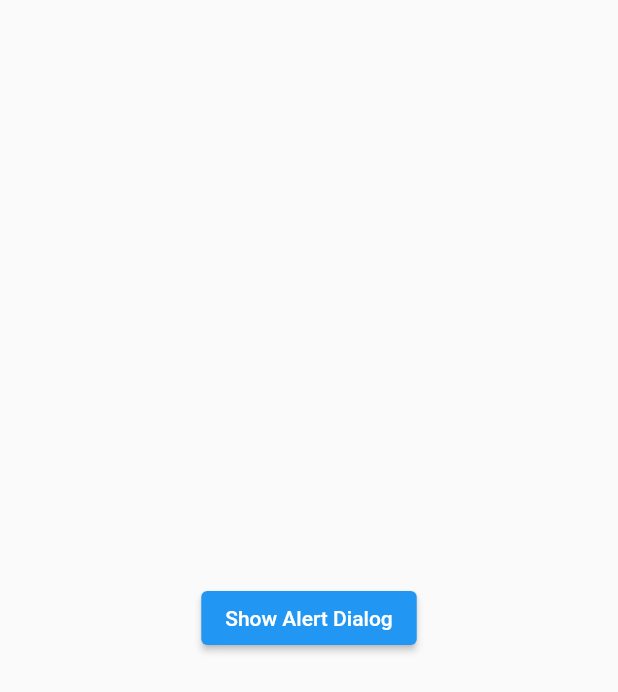
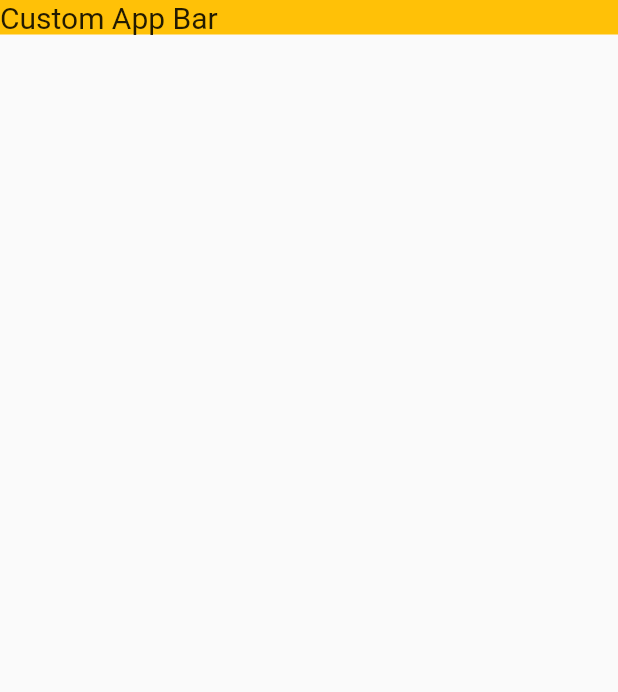
Before and after one commit to Kakon007/flutter_common_issue, a Flutter app: the screen it shows after launch, on a phone screen of 412 x 824 dp. Shown: the top 692 px of the screen. Run offline on Flutter 3.47's test engine with Material 2 defaults, Android fonts, the phone set to English and light mode, and no system bars.

Commit message:
custom app dart and listview inside alertdialog

```diff
--- /dev/null
+++ b/lib/custom_app_bar.dart
@@ -0,0 +1,23 @@
+import 'package:flutter/material.dart';
+
+class CustomAppBar extends StatefulWidget {
+  CustomAppBar({Key? key}) : super(key: key);
+
+  @override
+  State<CustomAppBar> createState() => _CustomAppBarState();
+}
+
+class _CustomAppBarState extends State<CustomAppBar> {
+  @override
+  Widget build(BuildContext context) {
+    return SafeArea(
+      child: Scaffold(
+        appBar: PreferredSize(
+          preferredSize: Size(MediaQuery.of(context).size.width, 100),
+          child: Container(
+              color: Colors.amber, child: const Text('Custom App Bar', style: TextStyle(fontSize: 20))),
+        ),
+      ),
+    );
+  }
+}
--- a/lib/main.dart
+++ b/lib/main.dart
@@ -1,7 +1,8 @@
+import 'package:alert_dialog_list_view_common_issue/custom_app_bar.dart';
 import 'package:flutter/material.dart';
 
 void main() {
-  runApp(const MaterialApp(home: ShowAlertDialog()));
+  runApp( MaterialApp(home: CustomAppBar()));
 }
 
 class ShowAlertDialog extends StatefulWidget {
```
